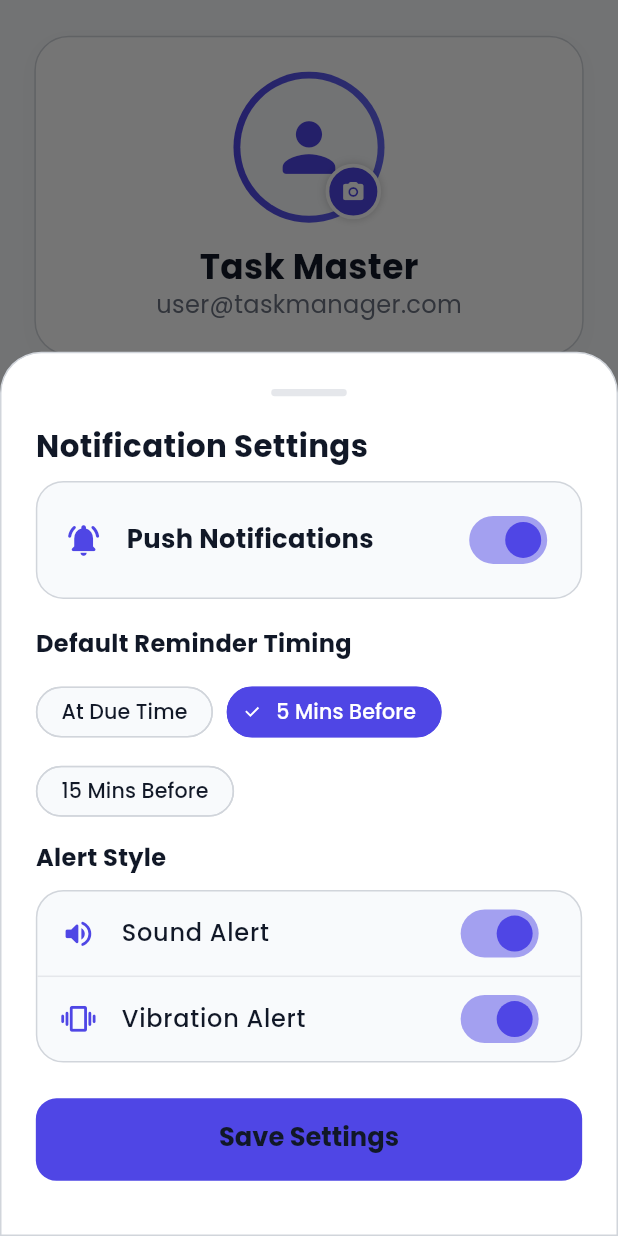
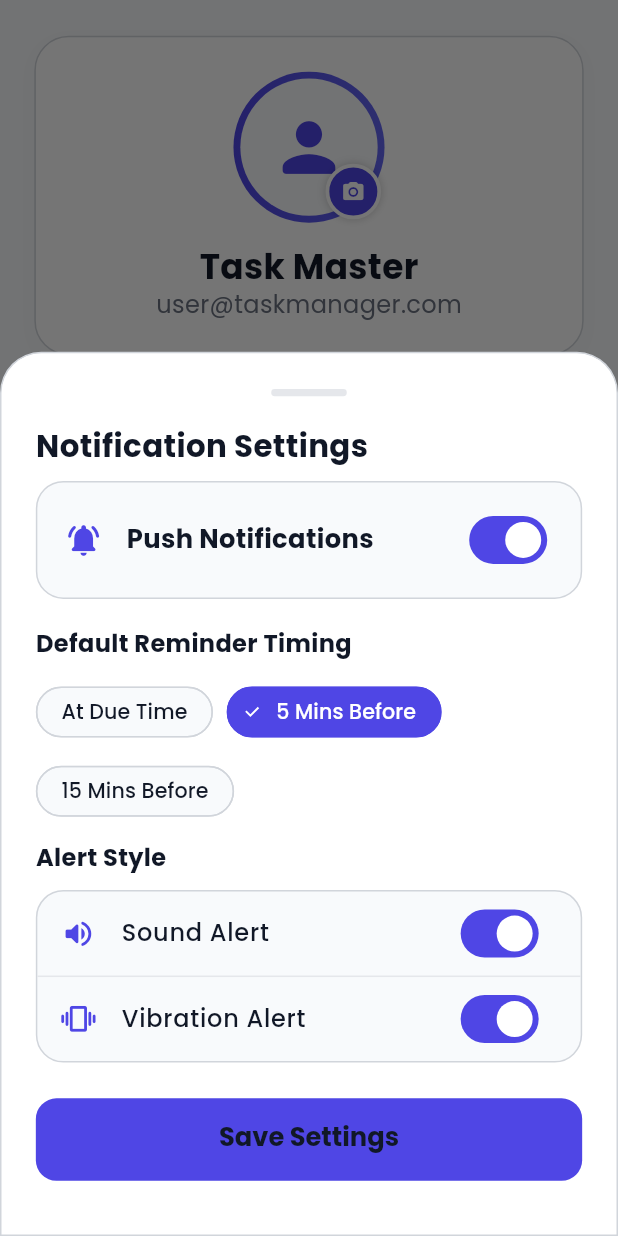
Before and after one commit to parth-webelight/task_manager, a Flutter app: the ProfileView screen opened by its route, after a tap on "Notifications", on a phone screen of 412 x 824 dp. Run offline on Flutter 3.47's test engine with Material 3 defaults, Android fonts, the phone set to English and light mode, and no system bars; our stand-ins replace animate_do, cloud_firestore, firebase_auth, firebase_core, fl_chart, flutter_local_notifications and 7 more; accounts and stored records are empty.

Commit message:
Update dependencies in pubspec.lock, add Pods configuration to Xcode project files, and improve session management and profile controller functionality. Also, clean up unused imports and add comments for clarity.

```diff
--- a/lib/app/core/utils/session_manager.dart
+++ b/lib/app/core/utils/session_manager.dart
@@ -3,6 +3,7 @@ import 'package:shared_preferences/shared_preferences.dart';
 import '../../../../main.dart';
 
 class SessionManager {
+  // ignore: non_constant_identifier_names
   static String auth_token = "auth_token";
   static String isLogin = "isLogin";
   static String isVerified = "isVerified";
@@ -179,6 +180,8 @@ class SessionManager {
 
   void changeLanguage(BuildContext context, String selectedLanguageCode) async {
     var locale = await setLocale(selectedLanguageCode);
-    MyApp.setLocale(context, locale);
+    if (context.mounted) {
+      MyApp.setLocale(context, locale);
+    }
   }
 }
--- a/lib/app/modules/profile/profile_controller.dart
+++ b/lib/app/modules/profile/profile_controller.dart
@@ -717,7 +717,7 @@ class ProfileController extends GetxController {
                       ),
                       Switch.adaptive(
                         value: tempNotificationsEnabled.value,
-                        activeColor: isDark
+                        activeTrackColor: isDark
                             ? AppColors.darkPrimary
                             : AppColors.lightPrimary,
                         onChanged: (val) {
@@ -847,7 +847,7 @@ class ProfileController extends GetxController {
                               ),
                               trailing: Switch.adaptive(
                                 value: tempSoundEnabled.value,
-                                activeColor: primaryColor,
+                                activeTrackColor: primaryColor,
                                 onChanged: (val) {
                                   tempSoundEnabled.value = val;
                                 },
@@ -879,7 +879,7 @@ class ProfileController extends GetxController {
                               ),
                               trailing: Switch.adaptive(
                                 value: tempVibrationEnabled.value,
-                                activeColor: primaryColor,
+                                activeTrackColor: primaryColor,
                                 onChanged: (val) {
                                   tempVibrationEnabled.value = val;
                                   if (val) {
--- a/lib/app/routes/app_pages.dart
+++ b/lib/app/routes/app_pages.dart
@@ -1,3 +1,5 @@
+// ignore_for_file: constant_identifier_names
+
 import 'package:get/get.dart';
 import 'package:task_manager/app/modules/Login/login_controller.dart';
 import 'package:task_manager/app/modules/Login/login_view.dart';
--- a/lib/app/services/notification_service.dart
+++ b/lib/app/services/notification_service.dart
@@ -1,5 +1,4 @@
 import 'dart:developer';
-import 'dart:typed_data';
 import 'package:flutter/foundation.dart';
 import 'package:flutter/services.dart';
 import 'package:flutter_local_notifications/flutter_local_notifications.dart';
```
Also changed, not shown: pubspec.lock, 6 other files.
